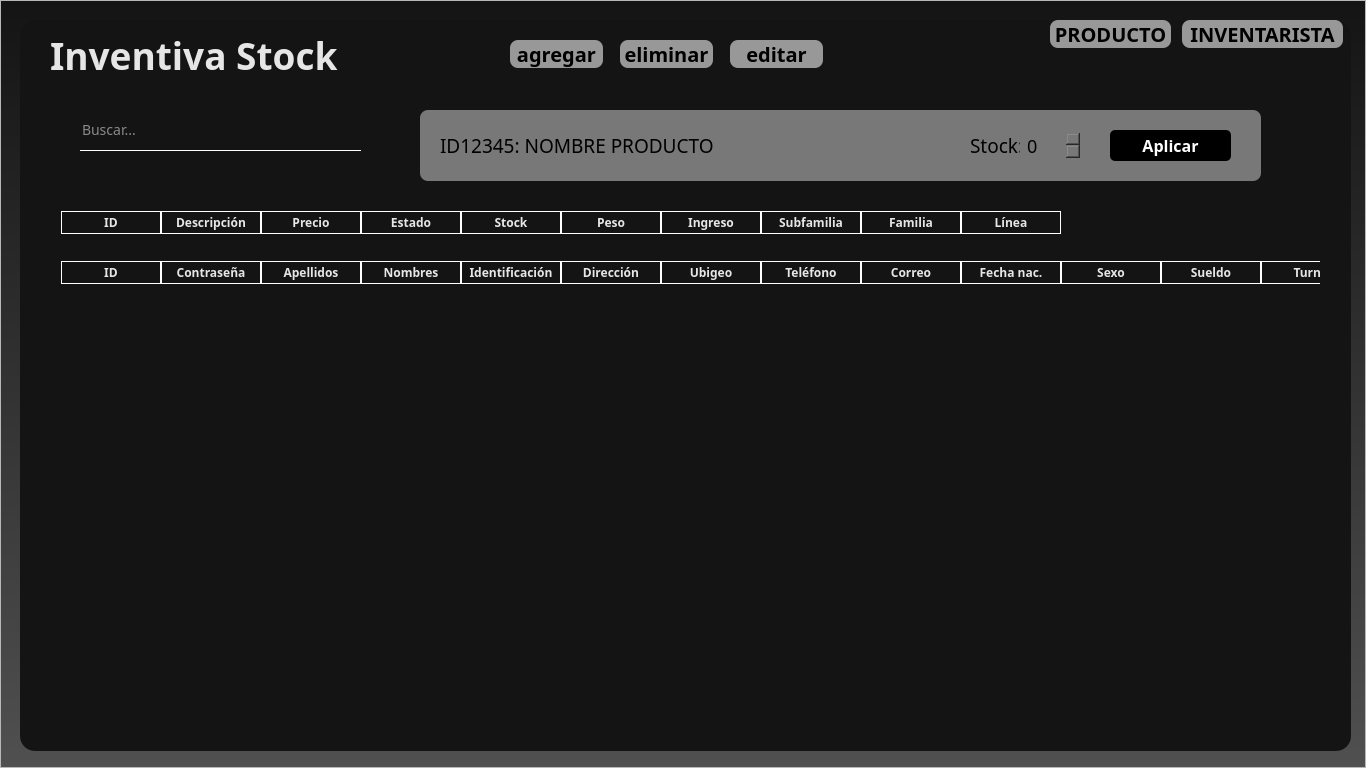
Before: the Qt Designer form UI/admin_window.ui in Bubbl33s/idat_c2_proy_software_inventario, drawn with Qt 5.
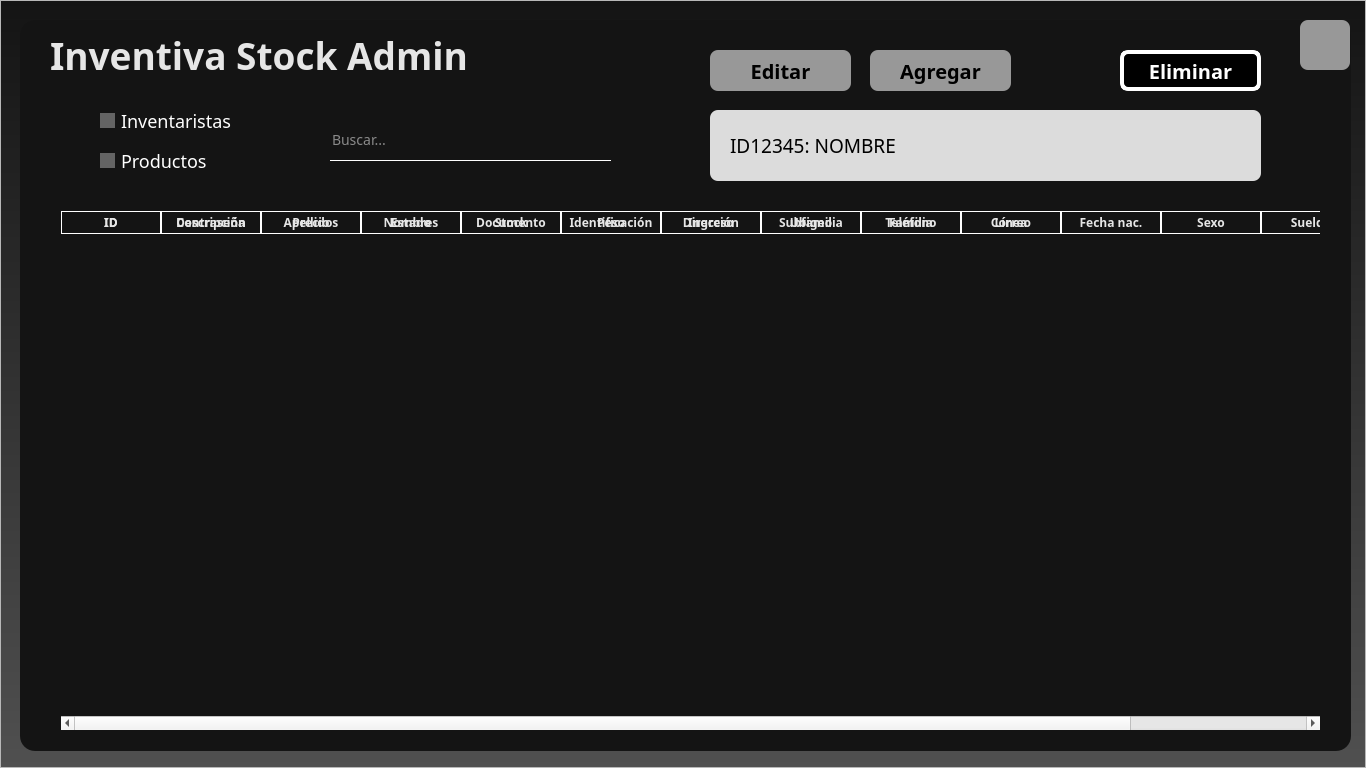
After: the same form once the commit is applied. Icons and pictures are not drawn.

Commit message: Inve table

```diff
--- a/UI/admin_window.ui
+++ b/UI/admin_window.ui
@@ -44,7 +44,7 @@
 }
 
 QFrame#edit_stock_frame {
-	background-color: rgb(120, 120, 120);
+	background-color: rgb(220, 220, 220);
 	border-radius: 8px;
 }
 
@@ -112,20 +112,30 @@
 QTableWidget QScrollBar:vertical {
     border: none;
     background: rgb(152, 152, 152);
-	width: 15px;
+    width: 15px;
 }
 
-QTableWidget QScrollBar::add-page:vertical, QTableWidget QScrollBar::sub-page:vertical {
+QTableWidget QScrollBar:horizontal {
+    border: none;
     background: rgb(152, 152, 152);
+    height: 15px;
 }
-QTableWidget QScrollBar::handle:vertical {
+
+QTableWidget QScrollBar::add-page:vertical, QTableWidget QScrollBar::sub-page:vertical,
+QTableWidget QScrollBar::add-page:horizontal, QTableWidget QScrollBar::sub-page:horizontal {
+    background: rgb(152, 152, 152);
+}
+
+QTableWidget QScrollBar::handle:vertical, QTableWidget QScrollBar::handle:horizontal {
     background: rgb(44, 44, 44);
-	margin: 2px 2.5px;
-	border-radius: 4px;
+    margin: 2px 2.5px;
+    border-radius: 4px;
 }
 
-QTableWidget QScrollBar::sub-line:vertical, QTableWidget QScrollBar::add-line:vertical {
+QTableWidget QScrollBar::sub-line:vertical, QTableWidget QScrollBar::add-line:vertical,
+QTableWidget QScrollBar::sub-line:horizontal, QTableWidget QScrollBar::add-line:horizontal {
     height: 0px;
+    width: 0px;
     border: none;
     background: none;
 }
@@ -164,7 +174,35 @@
     border: none;
     padding: 5px;
 }
-</string>
+
+QRadioButton {
+	color: #ffffff;
+	font-size: 18px;
+}
+
+QRadioButton::indicator {
+    width: 15px;
+    height: 15px;
+    background-color: rgb(100, 100, 100);
+}
+
+QRadioButton::indicator:checked {
+    width: 15px;
+    height: 15px;
+	border: 4px solid gray;
+    background-color: white;
+}
+
+QPushButton#btn_delete {
+	color: white;
+	background-color: black;
+	border: 4px solid white;
+}
+
+QPushButton#btn_delete:hover {
+	color: black;
+	background-color: white;
+}</string>
   </property>
   <widget class="QWidget" name="background">
    <property name="styleSheet">
@@ -306,11 +344,11 @@
          </property>
         </column>
        </widget>
-       <widget class="QLineEdit" name="txtBuscarProducto">
+       <widget class="QLineEdit" name="txtBuscar">
         <property name="geometry">
          <rect>
-          <x>60</x>
-          <y>90</y>
+          <x>310</x>
+          <y>100</y>
           <width>281</width>
           <height>41</height>
          </rect>
@@ -324,20 +362,20 @@
          <rect>
           <x>30</x>
           <y>10</y>
-          <width>321</width>
+          <width>441</width>
           <height>51</height>
          </rect>
         </property>
         <property name="text">
-         <string>&lt;html&gt;&lt;head/&gt;&lt;body&gt;&lt;p&gt;&lt;span style=&quot; font-size:28pt; font-weight:600;&quot;&gt;Inventiva Stock&lt;/span&gt;&lt;/p&gt;&lt;/body&gt;&lt;/html&gt;</string>
+         <string>&lt;html&gt;&lt;head/&gt;&lt;body&gt;&lt;p&gt;&lt;span style=&quot; font-size:28pt; font-weight:600;&quot;&gt;Inventiva Stock Admin&lt;/span&gt;&lt;/p&gt;&lt;/body&gt;&lt;/html&gt;</string>
         </property>
        </widget>
        <widget class="QFrame" name="edit_stock_frame">
         <property name="geometry">
          <rect>
-          <x>400</x>
+          <x>690</x>
           <y>90</y>
-          <width>841</width>
+          <width>551</width>
           <height>71</height>
          </rect>
         </property>
@@ -352,59 +390,23 @@
           <rect>
            <x>20</x>
            <y>0</y>
-           <width>531</width>
+           <width>511</width>
            <height>71</height>
           </rect>
          </property>
          <property name="text">
-          <string>&lt;html&gt;&lt;head/&gt;&lt;body&gt;&lt;p&gt;&lt;span style=&quot; font-size:14pt;&quot;&gt;ID12345: NOMBRE PRODUCTO&lt;/span&gt;&lt;/p&gt;&lt;/body&gt;&lt;/html&gt;</string>
-         </property>
-        </widget>
-        <widget class="QLabel" name="lbl_stock">
-         <property name="geometry">
-          <rect>
-           <x>550</x>
-           <y>0</y>
-           <width>61</width>
-           <height>71</height>
-          </rect>
-         </property>
-         <property name="text">
-          <string>&lt;html&gt;&lt;head/&gt;&lt;body&gt;&lt;p&gt;&lt;span style=&quot; font-size:14pt;&quot;&gt;Stock:&lt;/span&gt;&lt;/p&gt;&lt;/body&gt;&lt;/html&gt;</string>
-         </property>
-        </widget>
-        <widget class="QSpinBox" name="spx_stock">
-         <property name="geometry">
-          <rect>
-           <x>600</x>
-           <y>20</y>
-           <width>61</width>
-           <height>31</height>
-          </rect>
-         </property>
-        </widget>
-        <widget class="QPushButton" name="btn_apply">
-         <property name="geometry">
-          <rect>
-           <x>690</x>
-           <y>20</y>
-           <width>121</width>
-           <height>31</height>
-          </rect>
-         </property>
-         <property name="text">
-          <string>Aplicar</string>
+          <string>&lt;html&gt;&lt;head/&gt;&lt;body&gt;&lt;p&gt;&lt;span style=&quot; font-size:14pt;&quot;&gt;ID12345: NOMBRE&lt;/span&gt;&lt;/p&gt;&lt;/body&gt;&lt;/html&gt;</string>
          </property>
         </widget>
        </widget>
-       <widget class="QTableWidget" name="tblProducto_2">
+       <widget class="QTableWidget" name="tblInventarista">
         <property name="enabled">
          <bool>true</bool>
         </property>
         <property name="geometry">
          <rect>
           <x>40</x>
-          <y>240</y>
+          <y>190</y>
           <width>1261</width>
           <height>521</height>
          </rect>
@@ -435,6 +437,11 @@
           <string>Nombres</string>
          </property>
         </column>
+        <column>
+         <property name="text">
+          <string>Documento</string>
+         </property>
+        </column>
         <column>
          <property name="text">
           <string>Identificación</string>
@@ -481,69 +488,92 @@
          </property>
         </column>
        </widget>
-       <widget class="QPushButton" name="pushButton">
+       <widget class="QPushButton" name="btn_to_login">
         <property name="geometry">
          <rect>
-          <x>1162</x>
+          <x>1280</x>
           <y>0</y>
-          <width>161</width>
-          <height>28</height>
+          <width>50</width>
+          <height>50</height>
          </rect>
         </property>
         <property name="text">
-         <string>INVENTARISTA</string>
+         <string/>
         </property>
+        <property name="icon">
+         <iconset>
+          <normaloff>../assets/exit.png</normaloff>../assets/exit.png</iconset>
+        </property>
+        <property name="iconSize">
+         <size>
+          <width>30</width>
+          <height>30</height>
+         </size>
+        </property>
        </widget>
-       <widget class="QPushButton" name="pushButton_2">
+       <widget class="QPushButton" name="btn_edit">
         <property name="geometry">
          <rect>
-          <x>1030</x>
-          <y>0</y>
-          <width>121</width>
-          <height>28</height>
+          <x>690</x>
+          <y>30</y>
+          <width>141</width>
+          <height>41</height>
          </rect>
         </property>
         <property name="text">
-         <string>PRODUCTO</string>
+         <string>Editar</string>
         </property>
        </widget>
-       <widget class="QPushButton" name="pushButton_3">
+       <widget class="QPushButton" name="btn_add">
         <property name="geometry">
          <rect>
-          <x>490</x>
-          <y>20</y>
-          <width>93</width>
-          <height>28</height>
+          <x>850</x>
+          <y>30</y>
+          <width>141</width>
+          <height>41</height>
          </rect>
         </property>
         <property name="text">
-         <string>agregar</string>
+         <string>Agregar</string>
         </property>
        </widget>
-       <widget class="QPushButton" name="pushButton_4">
+       <widget class="QPushButton" name="btn_delete">
         <property name="geometry">
          <rect>
-          <x>600</x>
-          <y>20</y>
-          <width>93</width>
-          <height>28</height>
+          <x>1100</x>
+          <y>30</y>
+          <width>141</width>
+          <height>41</height>
          </rect>
         </property>
         <property name="text">
-         <string>eliminar</string>
+         <string>Eliminar</string>
         </property>
        </widget>
-       <widget class="QPushButton" name="pushButton_5">
+       <widget class="QRadioButton" name="rb_producto">
         <property name="geometry">
          <rect>
-          <x>710</x>
-          <y>20</y>
-          <width>93</width>
-          <height>28</height>
+          <x>80</x>
+          <y>120</y>
+          <width>191</width>
+          <height>41</height>
          </rect>
         </property>
         <property name="text">
-         <string>editar</string>
+         <string>Productos</string>
+        </property>
+       </widget>
+       <widget class="QRadioButton" name="rb_inven">
+        <property name="geometry">
+         <rect>
+          <x>80</x>
+          <y>80</y>
+          <width>191</width>
+          <height>41</height>
+         </rect>
+        </property>
+        <property name="text">
+         <string>Inventaristas</string>
         </property>
        </widget>
       </widget>
```
The commit also changes 11 other files.
